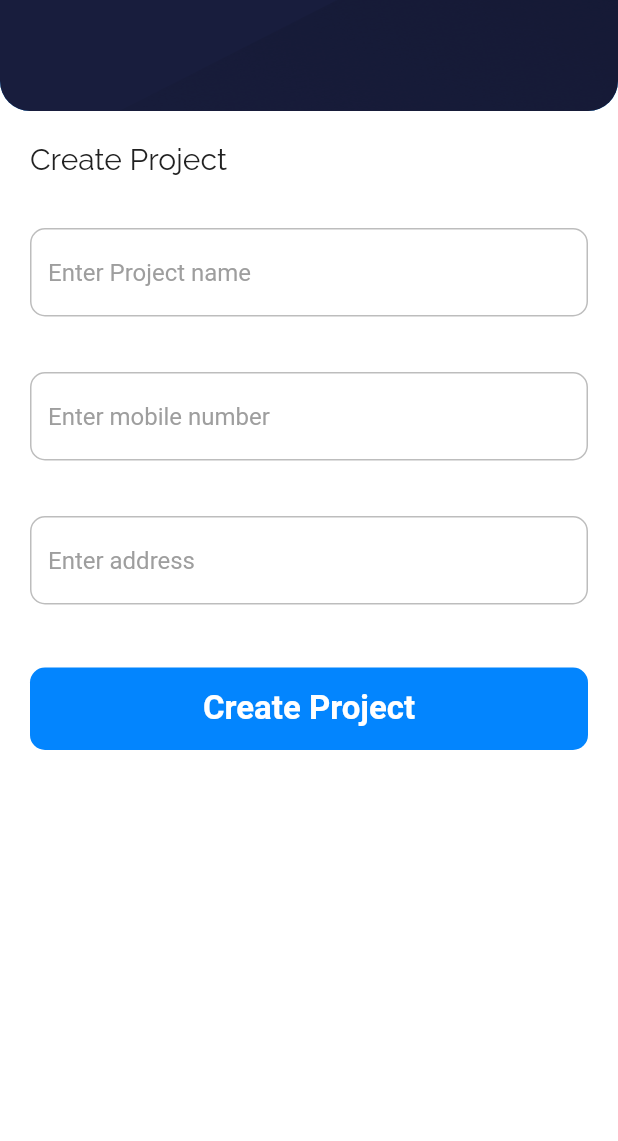
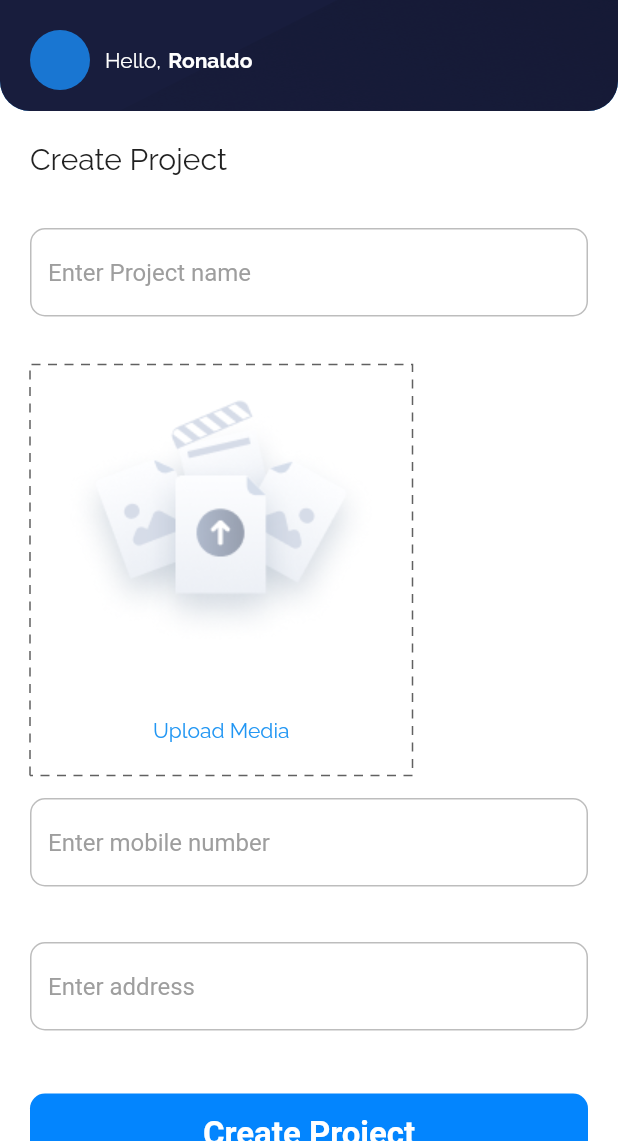
Before and after one commit to meetjanani/colab_ezzyfy_solutions, a Flutter app: the CreateProjectPage screen opened by its route, on a phone screen of 412 x 824 dp, the part 95-1236 px from its top. Run offline on Flutter 3.47's test engine with Material 2 defaults, Android fonts, the light colour scheme and no system bars; drawn by our look-alikes of dotted_border; our stand-ins replace cloud_firestore, connectivity_plus, dio, equatable, file_picker, firebase_auth and 11 more; missing offline and left inert: dart:ffi; accounts and stored records are empty; Roboto replaces fonts that are missing (futur).

Commit message:
create project

```diff
--- a/lib/resource/image.dart
+++ b/lib/resource/image.dart
@@ -1,3 +1,4 @@
 
 
 const bg = 'assets/Background.png';
+const upload = 'assets/up.png';
--- a/lib/ui/pages/home_dashboard/create_project_page.dart
+++ b/lib/ui/pages/home_dashboard/create_project_page.dart
@@ -2,6 +2,7 @@ import 'package:colab_ezzyfy_solutions/controller/create_project_controller.dart
 import 'package:colab_ezzyfy_solutions/resource/extensions.dart';
 import 'package:colab_ezzyfy_solutions/resource/image.dart';
 import 'package:colab_ezzyfy_solutions/ui/widget/all_widget.dart';
+import 'package:dotted_border/dotted_border.dart';
 import 'package:flutter/material.dart';
 import 'package:get/get.dart';
 
@@ -37,6 +38,16 @@ class CreateProjectPage extends GetView<CreateProjectController> {
                     SizedBox(
                       height: 20,
                     ),
+                    Row(
+                      children: [
+                        SizedBox(width: 20,),
+                        CircleAvatar(),
+                        SizedBox(width: 10,),
+                        text('Hello,', Colors.white, 14, FontWeight.normal),
+                        SizedBox(width: 5,),
+                        text('Ronaldo', Colors.white, 14, FontWeight.bold),
+                      ],
+                    )
 
                   ],
                 ),
@@ -52,7 +63,25 @@ class CreateProjectPage extends GetView<CreateProjectController> {
                   hintText: 'Enter Project name'
               ),
               ),
-
+              SizedBox(height: 10,),
+              Padding(
+                padding: const EdgeInsets.fromLTRB(20,0,20,0),
+                child: DottedBorder(
+                  color: Colors.grey.shade700,
+                  borderType: BorderType.RRect,
+                  dashPattern: [6,5],
+                  child: Padding(
+                    padding: const EdgeInsets.all(20.0),
+                    child: Column(
+                      children: [
+                        Image.asset(upload),
+                        SizedBox(height: 50,),
+                        text('Upload Media', Colors.blue, 14, FontWeight.normal)
+                      ],
+                    ),
+                  ),
+                ),
+              ),
               SizedBox(height: 10,),
               Padding(padding: const EdgeInsets.fromLTRB(20,0,20,20),
                 child:  inputField(
--- a/pubspec.yaml
+++ b/pubspec.yaml
@@ -55,6 +55,7 @@ dependencies:
   json_annotation:
   cloud_firestore: ^4.8.3
   firebase_storage: ^11.2.5
+  dotted_border:
   supabase_flutter: ^1.10.10
 
 dev_dependencies:
```
Also changed, not shown: assets/up.png (added), pubspec.lock.
